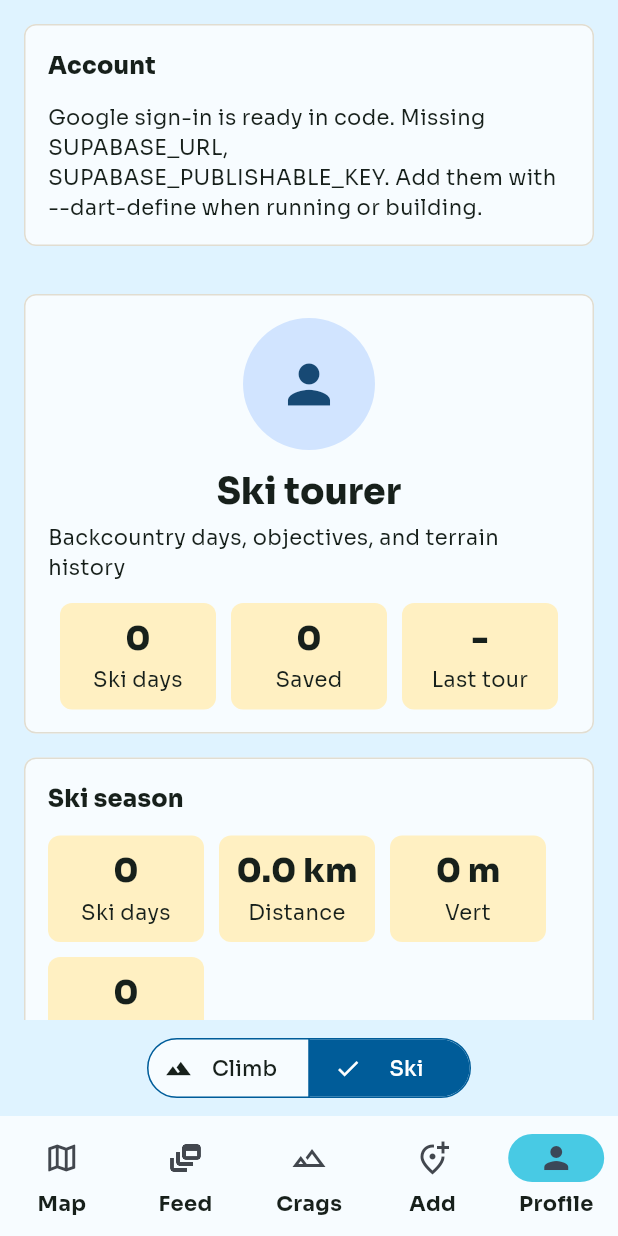
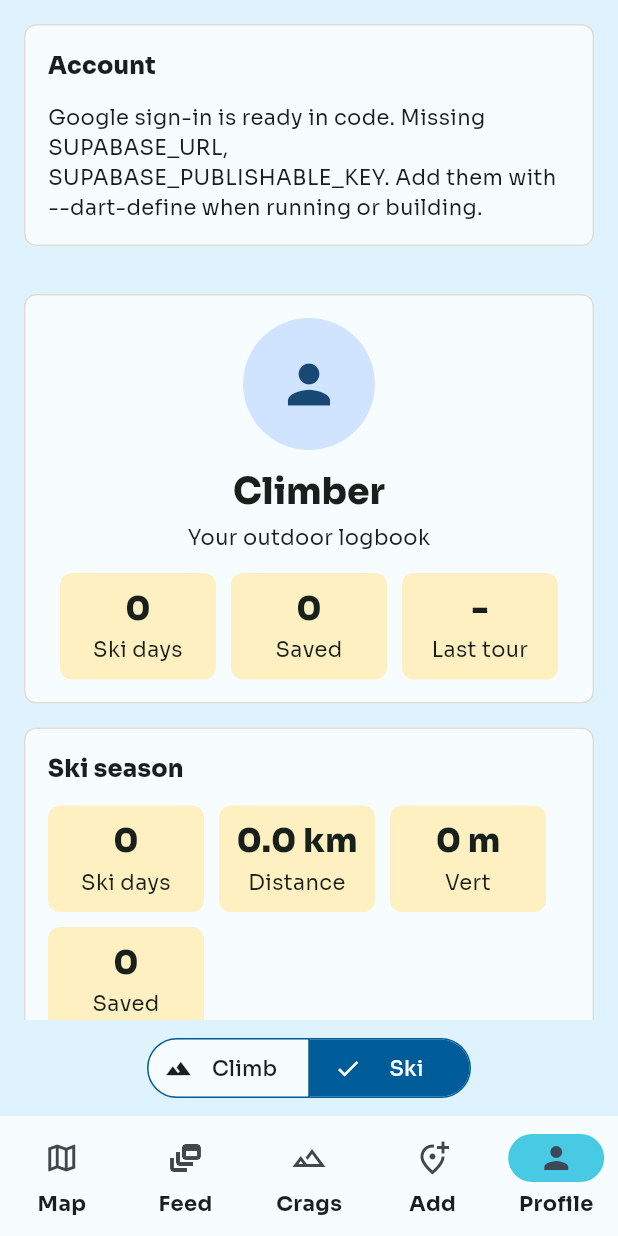
Before and after one commit to ClimbOn-creator/Climb-On-, a Flutter app: the ProfileScreen screen opened by its route, after a tap on "Ski", on a phone screen of 412 x 824 dp. Run offline on Flutter 3.47's test engine with Material 3 defaults, Android fonts, the phone set to English and light mode, and no system bars; our stand-ins replace flutter_map, flutter_riverpod, geolocator, go_router, google_fonts, image_picker and 4 more; accounts and stored records are empty; network calls fail.

Commit message:
Keep signed-in profiles on the current app

```diff
--- a/lib/screens/profile_screen.dart
+++ b/lib/screens/profile_screen.dart
@@ -374,7 +374,7 @@ class _SkiProfileBody extends StatelessWidget {
           ),
         ),
         _SectionCard(
-          title: 'Recent ski tours',
+          title: 'Recent ski routes',
           child: skiLog.sends.isEmpty
               ? const _EmptyProfileState(
                   text: 'Mark ski tours completed from the feed.',
@@ -679,7 +679,7 @@ class _ProfileHeader extends StatelessWidget {
             ),
             const SizedBox(height: 4),
             Text(
-              subtitle.isEmpty ? 'Your climbing logbook' : subtitle,
+              subtitle.isEmpty ? 'Your outdoor logbook' : subtitle,
               textAlign: TextAlign.center,
             ),
             if (user != null) ...[
@@ -797,11 +797,19 @@ class _SkiProfileHeader extends StatelessWidget {
         ? '@${profile!.username}'
         : profile?.displayName.isNotEmpty == true
         ? profile!.displayName
-        : user?.userMetadata?['full_name']?.toString() ?? 'Ski tourer';
+        : user?.userMetadata?['full_name']?.toString() ?? 'Climber';
+    final subtitle = [
+      if (profile?.displayName.isNotEmpty == true) profile!.displayName,
+      if (profile?.homeArea.isNotEmpty == true) profile!.homeArea,
+      if (profile?.bio.isNotEmpty == true) profile!.bio,
+    ].join(' - ');
     return Card(
       child: Padding(
         padding: const EdgeInsets.all(16),
         child: Column(
+          children: [
+            Stack(
+              clipBehavior: Clip.none,
               children: [
                 CircleAvatar(
                   radius: 44,
@@ -812,6 +820,18 @@ class _SkiProfileHeader extends StatelessWidget {
                       ? const Icon(Icons.person, size: 42)
                       : null,
                 ),
+                if (user != null)
+                  Positioned(
+                    right: -6,
+                    bottom: -6,
+                    child: IconButton.filled(
+                      tooltip: 'Edit profile picture',
+                      onPressed: () => context.go('/profile/setup'),
+                      icon: const Icon(Icons.photo_camera_outlined),
+                    ),
+                  ),
+              ],
+            ),
             const SizedBox(height: 12),
             Text(
               profileName,
@@ -820,7 +840,18 @@ class _SkiProfileHeader extends StatelessWidget {
               ).textTheme.headlineSmall?.copyWith(fontWeight: FontWeight.w900),
             ),
             const SizedBox(height: 4),
-            const Text('Backcountry days, objectives, and terrain history'),
+            Text(
+              subtitle.isEmpty ? 'Your outdoor logbook' : subtitle,
+              textAlign: TextAlign.center,
+            ),
+            if (user != null) ...[
+              const SizedBox(height: 6),
+              TextButton.icon(
+                onPressed: () => context.go('/profile/setup'),
+                icon: const Icon(Icons.edit_outlined),
+                label: const Text('Edit username and profile'),
+              ),
+            ],
             const SizedBox(height: 14),
             Wrap(
               spacing: 10,
--- a/lib/services/auth_service.dart
+++ b/lib/services/auth_service.dart
@@ -25,7 +25,7 @@ class AuthService {
     await Supabase.instance.client.auth.signInWithOAuth(
       OAuthProvider.google,
       redirectTo: kIsWeb
-          ? null
+          ? Uri.base.origin
           : SupabaseConfig.redirectUrl(path: redirectPath),
     );
   }
```
Lines whose indentation alone changed are shown as unchanged.
